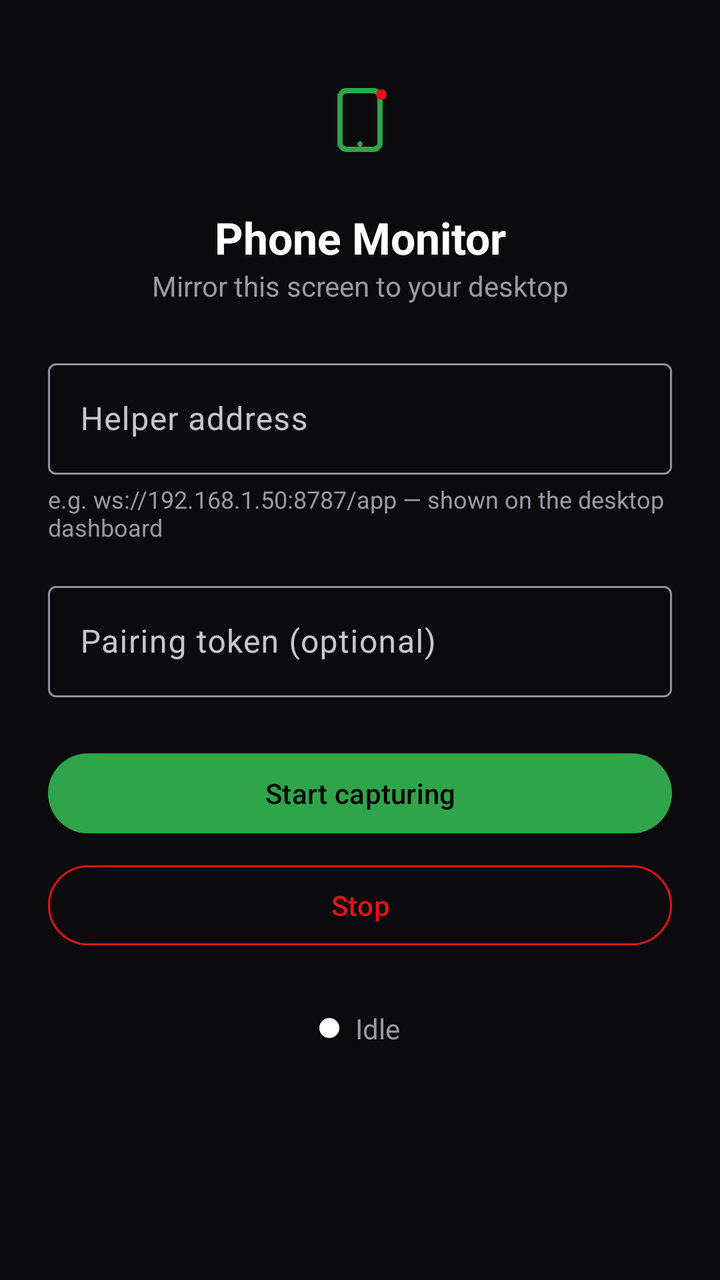
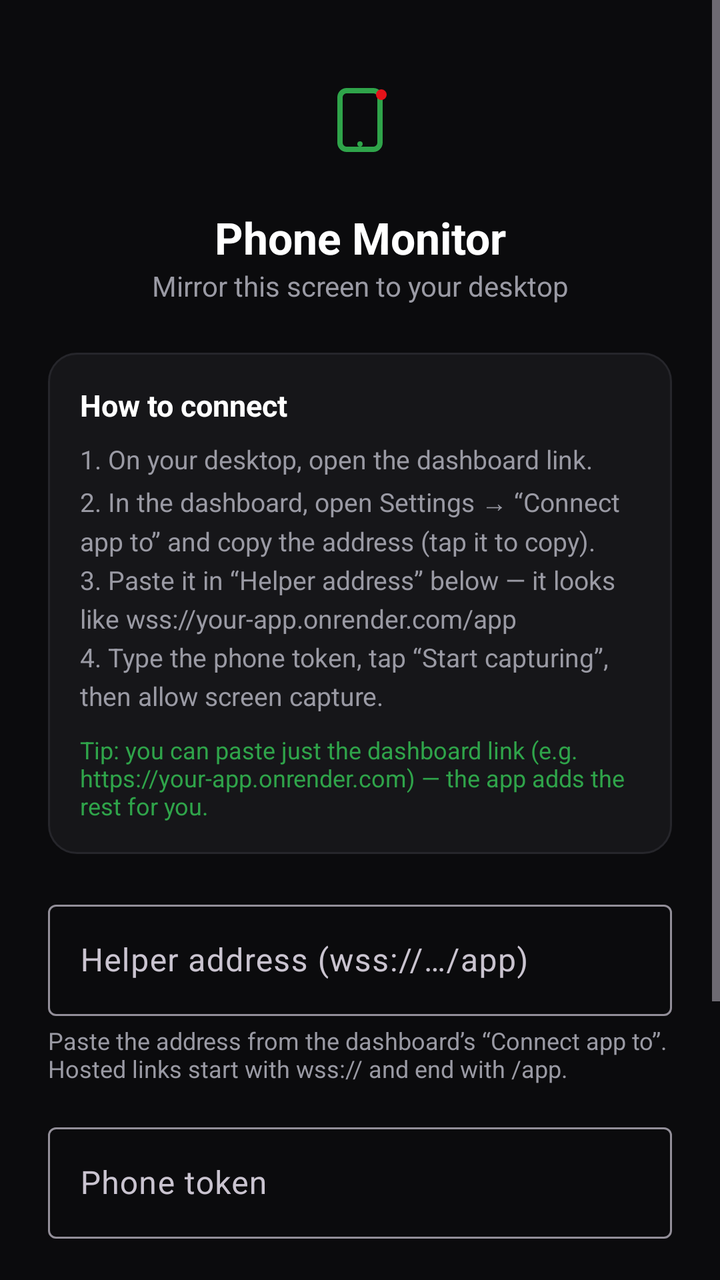

The first picture is an Android layout as it rendered before a commit; the second is the same layout after the commit. The layout source and the unified diff follow.
<!-- AndroidManifest.xml: application theme Theme.PhoneMonitor -->
<!-- res/layout/activity_main.xml -->
<?xml version="1.0" encoding="utf-8"?>
<ScrollView xmlns:android="http://schemas.android.com/apk/res/android"
    xmlns:app="http://schemas.android.com/apk/res-auto"
    android:layout_width="match_parent"
    android:layout_height="match_parent"
    android:background="@color/pm_bg"
    android:fillViewport="true">

    <LinearLayout
        android:layout_width="match_parent"
        android:layout_height="wrap_content"
        android:orientation="vertical"
        android:padding="24dp">

        <ImageView
            android:layout_width="72dp"
            android:layout_height="72dp"
            android:layout_gravity="center"
            android:contentDescription="@string/app_name"
            android:src="@drawable/ic_launcher_foreground" />

        <TextView
            android:layout_width="match_parent"
            android:layout_height="wrap_content"
            android:gravity="center"
            android:paddingTop="8dp"
            android:text="@string/app_name"
            android:textColor="@color/pm_white"
            android:textSize="22sp"
            android:textStyle="bold" />

        <TextView
            android:layout_width="match_parent"
            android:layout_height="wrap_content"
            android:gravity="center"
            android:paddingBottom="24dp"
            android:text="Mirror this screen to your desktop"
            android:textColor="@color/pm_muted" />

        <TextView
            android:id="@+id/historyLabel"
            android:layout_width="match_parent"
            android:layout_height="wrap_content"
            android:paddingBottom="6dp"
            android:text="Recent — tap to connect, long-press to remove"
            android:textColor="@color/pm_muted"
            android:textSize="12sp"
            android:visibility="gone" />

        <LinearLayout
            android:id="@+id/historyList"
            android:layout_width="match_parent"
            android:layout_height="wrap_content"
            android:orientation="vertical"
            android:paddingBottom="16dp"
            android:visibility="gone" />

        <com.google.android.material.textfield.TextInputLayout
            style="@style/Widget.Material3.TextInputLayout.OutlinedBox"
            android:layout_width="match_parent"
            android:layout_height="wrap_content"
            android:hint="Helper address">

            <com.google.android.material.textfield.TextInputEditText
                android:id="@+id/helperUrl"
                android:layout_width="match_parent"
                android:layout_height="wrap_content"
                android:inputType="textUri"
                android:textColor="@color/pm_white" />
        </com.google.android.material.textfield.TextInputLayout>

        <TextView
            android:layout_width="match_parent"
            android:layout_height="wrap_content"
            android:paddingTop="4dp"
            android:paddingBottom="16dp"
            android:text="e.g. ws://192.168.1.50:8787/app — shown on the desktop dashboard"
            android:textColor="@color/pm_muted"
            android:textSize="12sp" />

        <com.google.android.material.textfield.TextInputLayout
            style="@style/Widget.Material3.TextInputLayout.OutlinedBox"
            android:layout_width="match_parent"
            android:layout_height="wrap_content"
            android:hint="Pairing token (optional)">

            <com.google.android.material.textfield.TextInputEditText
                android:id="@+id/token"
                android:layout_width="match_parent"
                android:layout_height="wrap_content"
                android:inputType="text"
                android:textColor="@color/pm_white" />
        </com.google.android.material.textfield.TextInputLayout>

        <com.google.android.material.button.MaterialButton
            android:id="@+id/startButton"
            android:layout_width="match_parent"
            android:layout_height="wrap_content"
            android:layout_marginTop="24dp"
            android:text="Start capturing"
            android:textColor="@color/pm_black"
            app:backgroundTint="@color/pm_green" />

        <com.google.android.material.button.MaterialButton
            android:id="@+id/stopButton"
            style="@style/Widget.Material3.Button.OutlinedButton"
            android:layout_width="match_parent"
            android:layout_height="wrap_content"
            android:layout_marginTop="8dp"
            android:text="Stop"
            android:textColor="@color/pm_red"
            app:strokeColor="@color/pm_red" />

        <LinearLayout
            android:layout_width="wrap_content"
            android:layout_height="wrap_content"
            android:layout_gravity="center"
            android:gravity="center_vertical"
            android:orientation="horizontal"
            android:paddingTop="28dp">

            <View
                android:id="@+id/statusDot"
                android:layout_width="10dp"
                android:layout_height="10dp"
                android:layout_marginEnd="8dp"
                android:background="@drawable/dot" />

            <TextView
                android:id="@+id/status"
                android:layout_width="wrap_content"
                android:layout_height="wrap_content"
                android:text="Idle"
                android:textColor="@color/pm_muted" />
        </LinearLayout>
    </LinearLayout>
</ScrollView>
<!-- resources referenced by this layout -->
<resources>
  <color name="pm_bg">#0B0B0D</color>
  <color name="pm_black">#000000</color>
  <color name="pm_green">#2FA44A</color>
  <color name="pm_muted">#9A9AA4</color>
  <color name="pm_red">#E51219</color>
  <color name="pm_white">#FFFFFF</color>
  <!-- drawable dot (drawable) -->
  <shape xmlns:android="http://schemas.android.com/apk/res/android" android:shape="oval">
      <solid android:color="#FFFFFF" />
      <size android:width="10dp" android:height="10dp" />
  </shape>
  <!-- drawable ic_launcher_foreground (drawable) -->
  <vector xmlns:android="http://schemas.android.com/apk/res/android"
      android:width="108dp"
      android:height="108dp"
      android:viewportWidth="108"
      android:viewportHeight="108">
      
      <path
          android:fillColor="#00000000"
          android:strokeColor="#2FA44A"
          android:strokeWidth="4"
          android:pathData="M44,32 L64,32 A5,5 0 0 1 69,37 L69,71 A5,5 0 0 1 64,76 L44,76 A5,5 0 0 1 39,71 L39,37 A5,5 0 0 1 44,32 Z" />
      
      <path
          android:fillColor="#2FA44A"
          android:pathData="M52,72 a2,2 0 1,0 4,0 a2,2 0 1,0 -4,0" />
      
      <path
          android:fillColor="#E51219"
          android:pathData="M66,35 a4,4 0 1,0 8,0 a4,4 0 1,0 -8,0" />
  </vector>
  <string name="app_name">Phone Monitor</string>
  <style name="Theme.PhoneMonitor" parent="Theme.Material3.Dark.NoActionBar">
          <item name="colorPrimary">@color/pm_green</item>
          <item name="colorOnPrimary">@color/pm_black</item>
          <item name="colorSecondary">@color/pm_green</item>
          <item name="android:windowBackground">@color/pm_bg</item>
          <item name="android:statusBarColor" tools:targetApi="l">@color/pm_black</item>
          <item name="android:navigationBarColor">@color/pm_black</item>
      </style>
</resources>

<!-- the commit's change to res/layout/activity_main.xml (unified diff, before → after) -->
@@ -37,15 +37,72 @@
             android:text="Mirror this screen to your desktop"
             android:textColor="@color/pm_muted" />
 
-        <TextView
-            android:id="@+id/historyLabel"
+        <LinearLayout
             android:layout_width="match_parent"
             android:layout_height="wrap_content"
+            android:layout_marginBottom="20dp"
+            android:background="@drawable/bg_card"
+            android:orientation="vertical"
+            android:padding="16dp">
+
+            <TextView
+                android:layout_width="wrap_content"
+                android:layout_height="wrap_content"
+                android:text="@string/howto_title"
+                android:textColor="@color/pm_white"
+                android:textSize="15sp"
+                android:textStyle="bold" />
+
+            <TextView
+                android:layout_width="match_parent"
+                android:layout_height="wrap_content"
+                android:paddingTop="8dp"
+                android:lineSpacingExtra="4dp"
+                android:text="@string/howto_steps"
+                android:textColor="@color/pm_muted"
+                android:textSize="13sp" />
+
+            <TextView
+                android:layout_width="match_parent"
+                android:layout_height="wrap_content"
+                android:paddingTop="10dp"
+                android:text="@string/howto_hint"
+                android:textColor="@color/pm_green"
+                android:textSize="12sp" />
+        </LinearLayout>
+
+        <LinearLayout
+            android:id="@+id/historyHeader"
+            android:layout_width="match_parent"
+            android:layout_height="wrap_content"
+            android:gravity="center_vertical"
+            android:orientation="horizontal"
             android:paddingBottom="6dp"
-            android:text="Recent — tap to connect, long-press to remove"
-            android:textColor="@color/pm_muted"
-            android:textSize="12sp"
-            android:visibility="gone" />
+            android:visibility="gone">
+
+            <TextView
+                android:id="@+id/historyLabel"
+                android:layout_width="0dp"
+                android:layout_height="wrap_content"
+                android:layout_weight="1"
+                android:text="@string/recent_label"
+                android:textColor="@color/pm_muted"
+                android:textSize="12sp" />
+
+            <com.google.android.material.button.MaterialButton
+                android:id="@+id/clearHistory"
+                style="@style/Widget.Material3.Button.TextButton"
+                android:layout_width="wrap_content"
+                android:layout_height="wrap_content"
+                android:minWidth="0dp"
+                android:minHeight="0dp"
+                android:paddingHorizontal="10dp"
+                android:paddingVertical="4dp"
+                android:text="@string/clear_recent"
+                android:textAllCaps="false"
+                android:textColor="@color/pm_red"
+                android:textSize="12sp" />
+        </LinearLayout>
 
         <LinearLayout
             android:id="@+id/historyList"
@@ -59,7 +116,7 @@
             style="@style/Widget.Material3.TextInputLayout.OutlinedBox"
             android:layout_width="match_parent"
             android:layout_height="wrap_content"
-            android:hint="Helper address">
+            android:hint="@string/helper_hint">
 
             <com.google.android.material.textfield.TextInputEditText
                 android:id="@+id/helperUrl"
@@ -74,7 +131,7 @@
             android:layout_height="wrap_content"
             android:paddingTop="4dp"
             android:paddingBottom="16dp"
-            android:text="e.g. ws://192.168.1.50:8787/app — shown on the desktop dashboard"
+            android:text="@string/helper_help"
             android:textColor="@color/pm_muted"
             android:textSize="12sp" />
 
@@ -82,7 +139,7 @@
             style="@style/Widget.Material3.TextInputLayout.OutlinedBox"
             android:layout_width="match_parent"
             android:layout_height="wrap_content"
-            android:hint="Pairing token (optional)">
+            android:hint="@string/token_hint">
 
             <com.google.android.material.textfield.TextInputEditText
                 android:id="@+id/token"
<!-- resource entries referenced after the edit -->
@@ -6,6 +6,16 @@
   <color name="pm_muted">#9A9AA4</color>
   <color name="pm_red">#E51219</color>
   <color name="pm_white">#FFFFFF</color>
+  <!-- drawable bg_card (drawable) -->
+  <?xml version="1.0" encoding="utf-8"?>
+  <shape xmlns:android="http://schemas.android.com/apk/res/android"
+      android:shape="rectangle">
+      <solid android:color="@color/pm_surface" />
+      <corners android:radius="14dp" />
+      <stroke
+          android:width="1dp"
+          android:color="@color/pm_border" />
+  </shape>
   <!-- drawable dot (drawable) -->
   <shape xmlns:android="http://schemas.android.com/apk/res/android" android:shape="oval">
       <solid android:color="#FFFFFF" />
@@ -33,6 +43,14 @@
           android:pathData="M66,35 a4,4 0 1,0 8,0 a4,4 0 1,0 -8,0" />
   </vector>
   <string name="app_name">Phone Monitor</string>
+  <string name="clear_recent">Clear</string>
+  <string name="helper_help">Paste the address from the dashboard’s “Connect app to”. Hosted links start with wss:// and end with /app.</string>
+  <string name="helper_hint">Helper address (wss://…/app)</string>
+  <string name="howto_hint">Tip: you can paste just the dashboard link (e.g. https://your-app.onrender.com) — the app adds the rest for you.</string>
+  <string name="howto_steps">1.  On your desktop, open the dashboard link.\n2.  In the dashboard, open Settings → “Connect app to” and copy the address (tap it to copy).\n3.  Paste it in “Helper address” below — it looks like wss://your-app.onrender.com/app\n4.  Type the phone token, tap “Start capturing”, then allow screen capture.</string>
+  <string name="howto_title">How to connect</string>
+  <string name="recent_label">Recent — tap to connect, long-press to remove</string>
+  <string name="token_hint">Phone token</string>
   <style name="Theme.PhoneMonitor" parent="Theme.Material3.Dark.NoActionBar">
           <item name="colorPrimary">@color/pm_green</item>
           <item name="colorOnPrimary">@color/pm_black</item>
@@ -41,5 +59,7 @@
           <item name="android:statusBarColor" tools:targetApi="l">@color/pm_black</item>
           <item name="android:navigationBarColor">@color/pm_black</item>
       </style>
+  <color name="pm_surface">#161619</color>
+  <color name="pm_border">#26262B</color>
 </resources>
 
